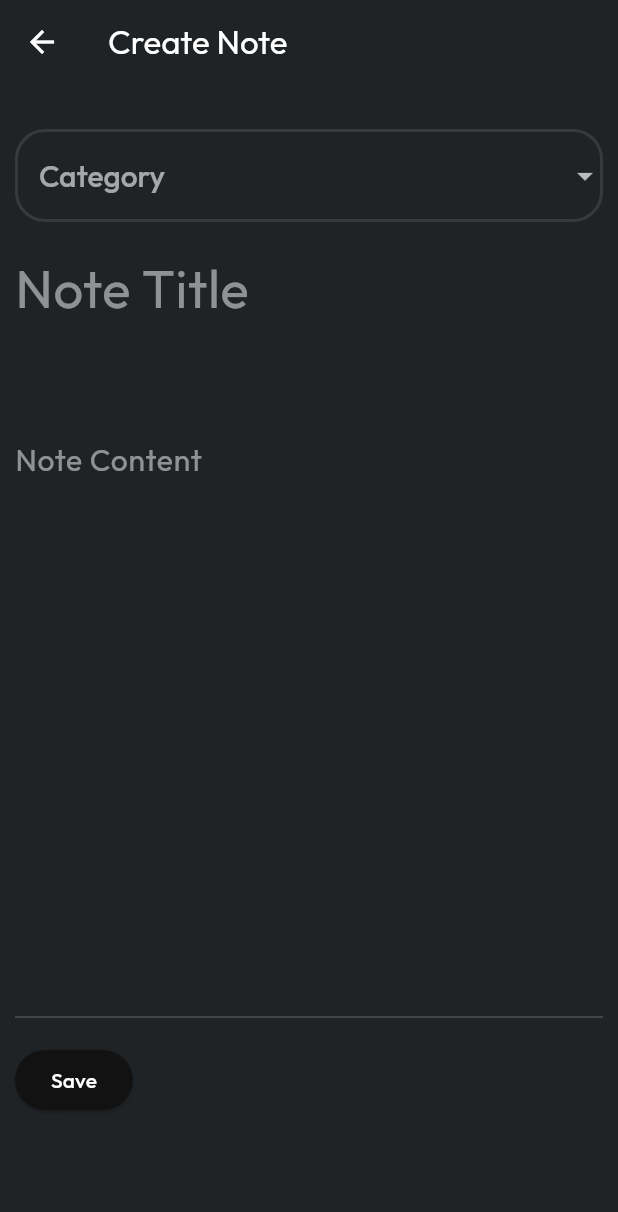
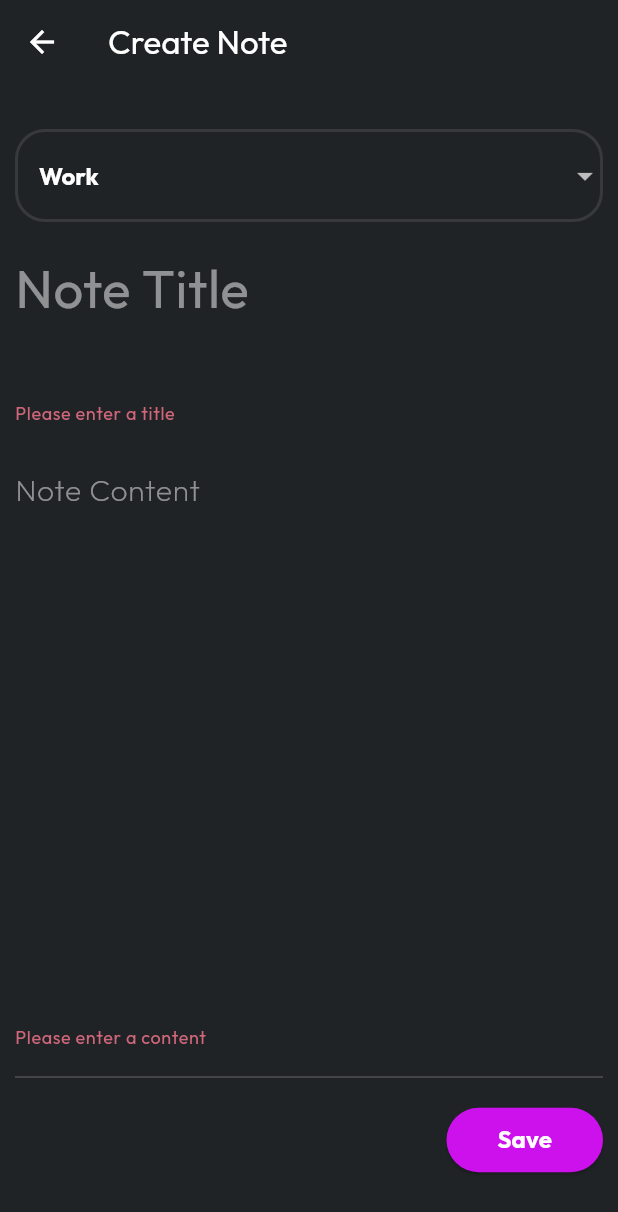
Before and after one commit to HGSChandeepa/NoteSphere, a Flutter app: the CreateNotePage screen opened directly with empty values, after a tap on "Save", on a phone screen of 412 x 824 dp. Shown: the top 1212 px of the screen. Run offline on Flutter 3.47's test engine with Material 3 defaults, Android fonts, the phone set to English and light mode, and no system bars; our stand-ins replace go_router, google_fonts, hive, hive_flutter; accounts and stored records are empty; generated files the repository leaves out were written again.

Commit message:
add and show notes

```diff
--- /dev/null
+++ b/lib/helpers/show_snackbar.dart
@@ -0,0 +1,14 @@
+import 'package:flutter/material.dart';
+
+class AppHelpers {
+//methode to show a snackbar
+
+  static void showSnackBar(BuildContext context, String message) {
+    ScaffoldMessenger.of(context).showSnackBar(
+      SnackBar(
+        content: Text(message),
+        duration: const Duration(seconds: 2),
+      ),
+    );
+  }
+}
--- a/lib/pages/create_note.dart
+++ b/lib/pages/create_note.dart
@@ -1,10 +1,13 @@
+import 'package:brainbox/helpers/show_snackbar.dart';
+import 'package:brainbox/models/note_model.dart';
 import 'package:brainbox/services/note_service.dart';
 import 'package:brainbox/utils/colors.dart';
 import 'package:brainbox/utils/constants.dart';
+import 'package:brainbox/utils/router.dart';
 import 'package:brainbox/utils/text_styles.dart';
 import 'package:flutter/material.dart';
-import 'package:flutter/widgets.dart';
 import 'package:google_fonts/google_fonts.dart';
+import 'package:uuid/uuid.dart';
 
 class CreateNotePage extends StatefulWidget {
   final bool isNewCategory;
@@ -18,15 +21,32 @@ class CreateNotePage extends StatefulWidget {
 }
 
 class _CreateNotePageState extends State<CreateNotePage> {
+  //form key
+  final _formKey = GlobalKey<FormState>();
+  final TextEditingController _noteTitileController = TextEditingController();
+  final TextEditingController _noteContentController = TextEditingController();
+  String category = 'Work';
   List<String> categories = [];
 
   @override
+  void dispose() {
+    _noteTitileController.dispose();
+    _noteContentController.dispose();
+    super.dispose();
+  }
+
+  @override
   void initState() {
-    //load all the categories
-    setState(() {
-      categories = NoteService().getAllCategories();
-    });
+    // Load all the categories
+    _loadCategories();
     super.initState();
+  }
+
+  Future<void> _loadCategories() async {
+    final noteService = NoteService();
+    categories = await noteService.getAllCategories();
+    setState(() {});
+    print(categories.length);
   }
 
   @override
@@ -44,6 +64,7 @@ class _CreateNotePageState extends State<CreateNotePage> {
                 horizontal: AppConstants.kDefaultPadding / 2,
               ),
               child: Form(
+                key: _formKey,
                 child: Column(
                   crossAxisAlignment: CrossAxisAlignment.start,
                   children: [
@@ -52,6 +73,13 @@ class _CreateNotePageState extends State<CreateNotePage> {
                         borderRadius: BorderRadius.circular(10),
                       ),
                       child: DropdownButtonFormField<String>(
+                        value: category,
+                        validator: (value) {
+                          if (value == null || value.isEmpty) {
+                            return 'Please select a category';
+                          }
+                          return null;
+                        },
                         style: TextStyle(
                           color: AppColors.kWhiteColor,
                           fontFamily: GoogleFonts.outfit().fontFamily,
@@ -91,12 +119,23 @@ class _CreateNotePageState extends State<CreateNotePage> {
                           );
                         }).toList(),
                         onChanged: (String? value) {
-                          // Update the selected category
+                          setState(() {
+                            category = value!;
+                          });
                         },
                       ),
                     ),
                     const SizedBox(height: 10),
-                    TextField(
+
+                    // Note Title
+                    TextFormField(
+                      controller: _noteTitileController,
+                      validator: (value) {
+                        if (value == null || value.isEmpty) {
+                          return 'Please enter a title';
+                        }
+                        return null;
+                      },
                       maxLines: 2,
                       style: TextStyle(
                         color: AppColors.kWhiteColor,
@@ -112,7 +151,16 @@ class _CreateNotePageState extends State<CreateNotePage> {
                       ),
                     ),
                     const SizedBox(height: 20),
-                    TextField(
+
+                    // Note Content
+                    TextFormField(
+                      controller: _noteContentController,
+                      validator: (value) {
+                        if (value == null || value.isEmpty) {
+                          return 'Please enter a content';
+                        }
+                        return null;
+                      },
                       maxLines: 12,
                       style: TextStyle(
                         color: AppColors.kWhiteColor,
@@ -123,6 +171,7 @@ class _CreateNotePageState extends State<CreateNotePage> {
                         hintStyle: TextStyle(
                           color: AppColors.kWhiteColor.withOpacity(0.5),
                           fontSize: 20,
+                          fontWeight: FontWeight.w200,
                         ), // Set hint text color to white
                         border: InputBorder.none, // Remove all borders
                       ),
@@ -133,11 +182,62 @@ class _CreateNotePageState extends State<CreateNotePage> {
                       thickness: 1,
                     ),
                     const SizedBox(height: 10),
-                    ElevatedButton(
-                      onPressed: () {
-                        //save the note
-                      },
-                      child: const Text('Save'),
+                    Row(
+                      mainAxisAlignment: MainAxisAlignment.end,
+                      children: [
+                        ElevatedButton(
+                          style: ButtonStyle(
+                            backgroundColor: MaterialStateProperty.all(
+                              AppColors.kFabColor,
+                            ),
+                            shape: MaterialStateProperty.all(
+                              RoundedRectangleBorder(
+                                borderRadius: BorderRadius.circular(100),
+                              ),
+                            ),
+                          ),
+                          onPressed: () {
+                            //save the note
+                            if (_formKey.currentState!.validate()) {
+                              try {
+                                final NoteService noteService = NoteService();
+                                noteService.addNote(
+                                  Note(
+                                    id: const Uuid().v4(),
+                                    title: _noteTitileController.text,
+                                    category: category,
+                                    content: _noteContentController.text,
+                                    date: DateTime.now(),
+                                  ),
+                                );
+                                //show a snackbar
+                                AppHelpers.showSnackBar(
+                                  context,
+                                  'Note saved successfully',
+                                );
+
+                                //clear the form
+                                _noteTitileController.clear();
+                                _noteContentController.clear();
+                                AppRouter.router.push("/notes");
+                              } catch (e) {
+                                //show a snackbar
+                                AppHelpers.showSnackBar(
+                                  context,
+                                  'Failed to save note',
+                                );
+                              }
+                            }
+                          },
+                          child: const Padding(
+                            padding: EdgeInsets.all(10),
+                            child: Text(
+                              'Save',
+                              style: AppTextStyles.appButton,
+                            ),
+                          ),
+                        ),
+                      ],
                     ),
                   ],
                 ),
--- a/lib/utils/router.dart
+++ b/lib/utils/router.dart
@@ -1,11 +1,15 @@
 import 'package:brainbox/pages/create_note.dart';
 import 'package:brainbox/pages/home_page.dart';
 import 'package:brainbox/pages/notes.dart';
+import 'package:brainbox/pages/notes_by_category.dart';
 import 'package:brainbox/pages/todos.dart';
+import 'package:flutter/material.dart';
 import 'package:go_router/go_router.dart';
 
 class AppRouter {
   static final router = GoRouter(
+    navigatorKey: GlobalKey<NavigatorState>(),
+    // debugLogDiagnostics: true,
     initialLocation: '/',
     routes: [
       //Home Page route
@@ -42,6 +46,17 @@ class AppRouter {
           );
         },
       ),
+
+      GoRoute(
+        name: "note-category", // Corrected route name
+        path: "/category", // Corrected path with parameter
+        builder: (context, state) {
+          final String category = state.extra as String;
+          return NotesByCategoryPage(
+            category: category,
+          );
+        },
+      ),
     ],
   );
 }
```
Also changed, not shown: lib/pages/notes.dart (+28 -20 lines), lib/pages/notes_by_category.dart (added, +77 -0 lines), lib/services/note_service.dart (+54 -28 lines), lib/widgets/note_category_card.dart (added, +45 -0 lines).
